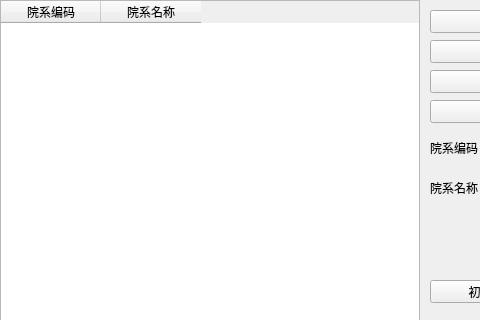
Before: the Qt Designer form form/management_of_participating_departments.ui in equence/2024_NJUPT_Program_Design, drawn with Qt 5; both pictures show x 0 to 480 and y 0 to 320 of the 600 by 500 pixel window.
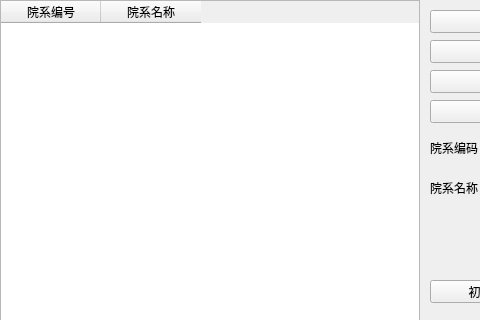
After: the same form once the commit is applied.

```diff
--- a/form/management_of_participating_departments.ui
+++ b/form/management_of_participating_departments.ui
@@ -76,7 +76,7 @@
    </property>
    <column>
     <property name="text">
-     <string>院系编码</string>
+     <string>院系编号</string>
     </property>
    </column>
    <column>
```
